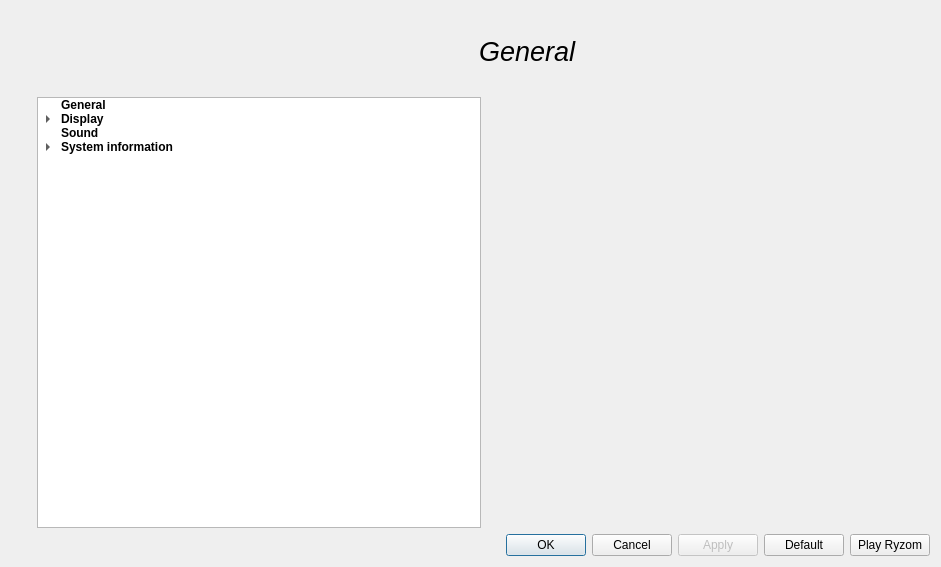
This is code/ryzom/tools/client/client_config_qt/ui/client_config_dialog.ui in ryzom/ryzomcore as Qt 5 draws it before an edit. The edited form follows.
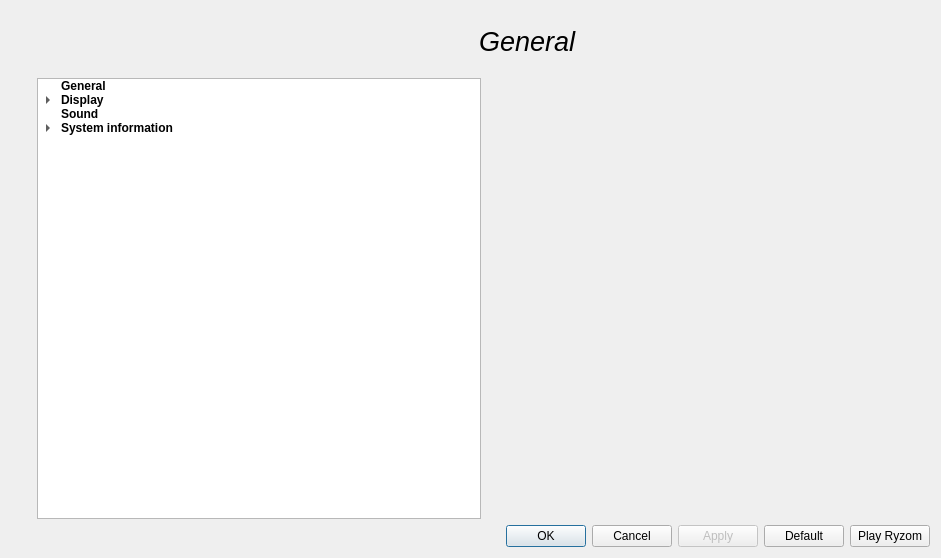
This is the edited form. Icons and pictures are not drawn.

Commit message:
Fixed: Layout of some interfaces in Ryzom Configuration
branch : develop

What changed in the file:
```diff
--- a/code/ryzom/tools/client/client_config_qt/ui/client_config_dialog.ui
+++ b/code/ryzom/tools/client/client_config_qt/ui/client_config_dialog.ui
@@ -7,7 +7,7 @@
     <x>0</x>
     <y>0</y>
     <width>941</width>
-    <height>567</height>
+    <height>558</height>
    </rect>
   </property>
   <property name="sizePolicy">
@@ -51,7 +51,7 @@
     </layout>
    </item>
    <item>
-    <layout class="QVBoxLayout" name="verticalLayout_3">
+    <layout class="QVBoxLayout" name="verticalLayout_3" stretch="0,1">
      <item>
       <layout class="QHBoxLayout" name="horizontalLayout_3">
        <item>
```
Left out of the diff: 5 changed lines with no effect on the pictures. The commit also changes 4 other files.
